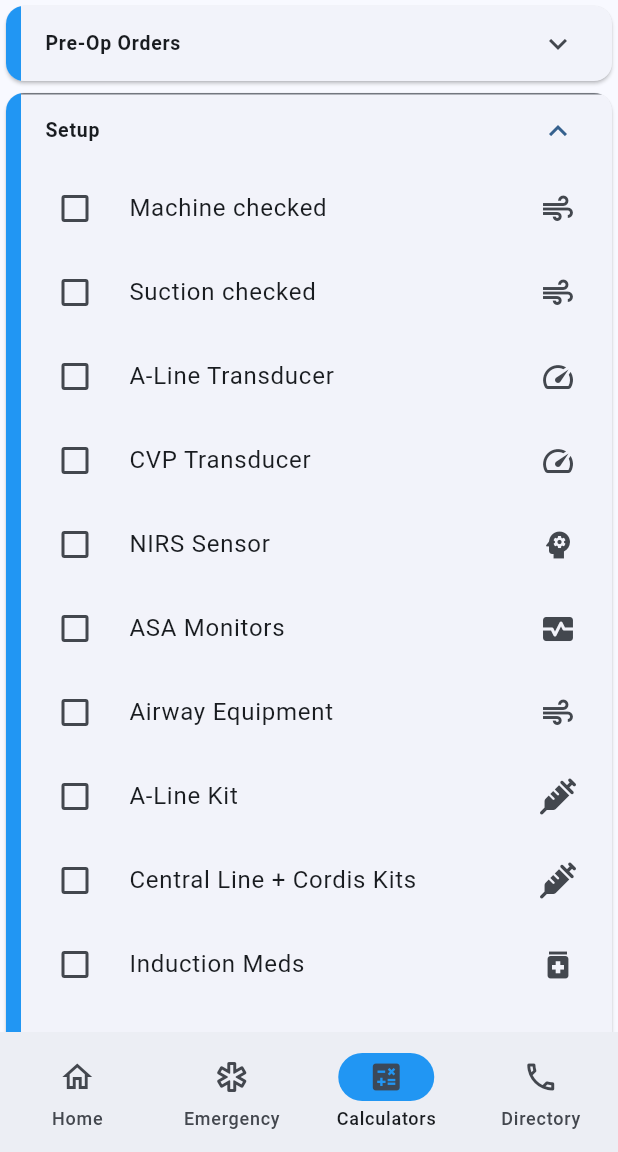
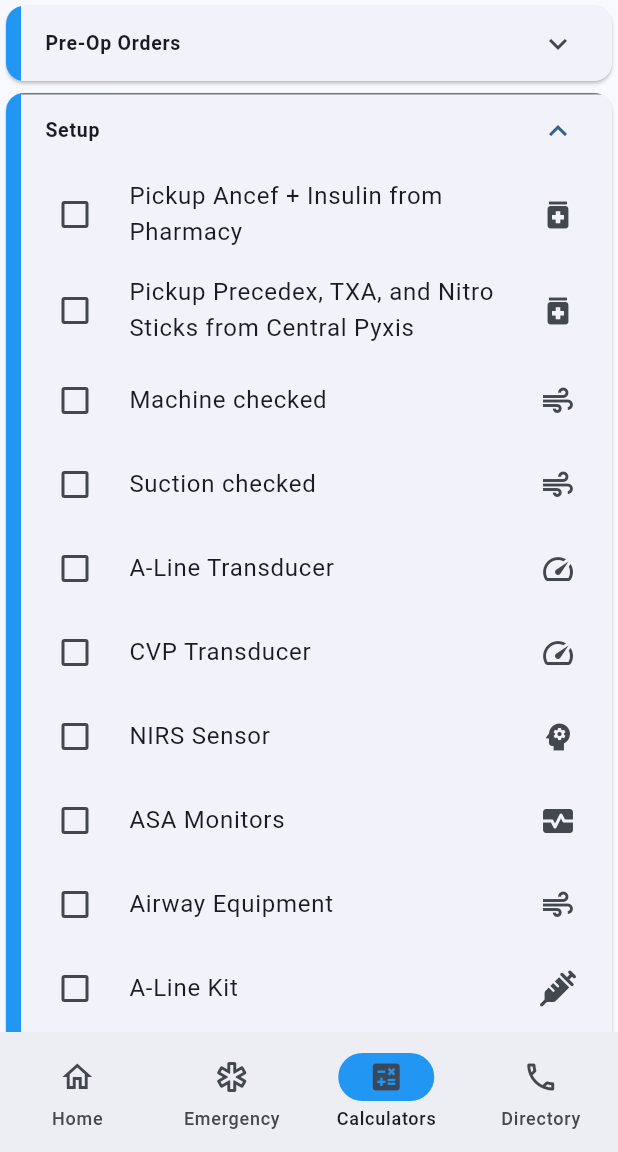
Before and after one commit to dancingdarwin/anesthesia_handbook, a Flutter app: the PumpCaseGuide screen opened by its route, after a tap on "Pre-Op Orders", after a tap on "T/C 2-4U PRBCs, 2-4U FFP", after a tap on "Setup", on a phone screen of 412 x 824 dp, the part 84-1236 px from its top. Run offline on Flutter 3.47's test engine with Material 3 defaults, Android fonts, the phone set to English and light mode, and no system bars; drawn by our look-alikes of toastification; our stand-ins replace flutter_markdown, flutter_riverpod, flutter_staggered_animations, font_awesome_flutter, go_router, riverpod_annotation; missing offline and left inert: sherlock; generated files the repository leaves out were written again.

Commit message:
Added items to pump case setup

```diff
--- a/lib/Calculators/pump_cases.dart
+++ b/lib/Calculators/pump_cases.dart
@@ -121,6 +121,8 @@ class Setup extends StatefulWidget {
 }
 
 class _SetupState extends State<Setup> {
+  bool _pickuppharm = false;
+  bool _pickuppyxis = false;
   bool _machine = false;
   bool _suction = false;
   bool _alinetransducer = false;
@@ -131,6 +133,7 @@ class _SetupState extends State<Setup> {
   bool _centralines = false;
   bool _alinekit = false;
   bool _induction = false;
+  bool _hotline = false;
   bool _cooler = false;
   bool _drips = false;
 
@@ -144,6 +147,28 @@ class _SetupState extends State<Setup> {
       child: Column(
         children: [
           const SizedBox(width: 10,),
+          CheckboxListTile(
+            title: const Text('Pickup Ancef + Insulin from Pharmacy'),
+            value: _pickuppharm,
+            onChanged: (bool? value) {
+              setState(() {
+              _pickuppharm = value ?? false;
+              });
+            },
+            controlAffinity: ListTileControlAffinity.leading,
+            secondary: const Icon(Icons.medication),
+          ),
+          CheckboxListTile(
+            title: const Text('Pickup Precedex, TXA, and Nitro Sticks from Central Pyxis'),
+            value: _pickuppyxis,
+            onChanged: (bool? value) {
+              setState(() {
+              _pickuppyxis = value ?? false;
+              });
+            },
+            controlAffinity: ListTileControlAffinity.leading,
+            secondary: const Icon(Icons.medication),
+          ),
           CheckboxListTile(
             title: const Text('Machine checked'),
             value: _machine,
@@ -242,6 +267,17 @@ class _SetupState extends State<Setup> {
             },
             controlAffinity: ListTileControlAffinity.leading,
             secondary: const Icon(FontAwesomeIcons.syringe),
+          ),
+          CheckboxListTile(
+            title: const Text('Hot line and push bag w/ triple gang'),
+            value: _hotline,
+            onChanged: (bool? value) {
+              setState(() {
+              _hotline = value ?? false;
+              });
+            },
+            controlAffinity: ListTileControlAffinity.leading,
+            secondary: const Icon(Icons.hot_tub),
           ),
           CheckboxListTile(
             title: const Text('Induction Meds'),
--- a/pubspec.yaml
+++ b/pubspec.yaml
@@ -16,7 +16,7 @@ publish_to: 'none' # Remove this line if you wish to publish to pub.dev
 # https://developer.apple.com/library/archive/documentation/General/Reference/InfoPlistKeyReference/Articles/CoreFoundationKeys.html
 # In Windows, build-name is used as the major, minor, and patch parts
 # of the product and file versions while build-number is used as the build suffix.
-version: 0.4.0
+version: 0.4.1
 
 environment:
   sdk: '>=3.4.4 <4.0.0'
```
